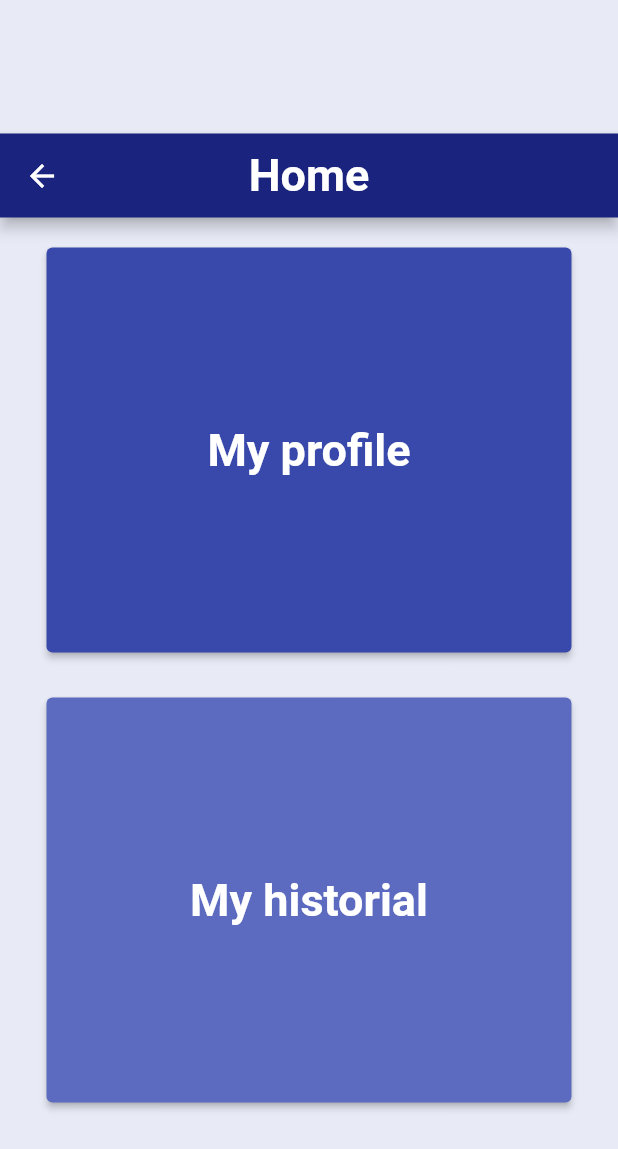
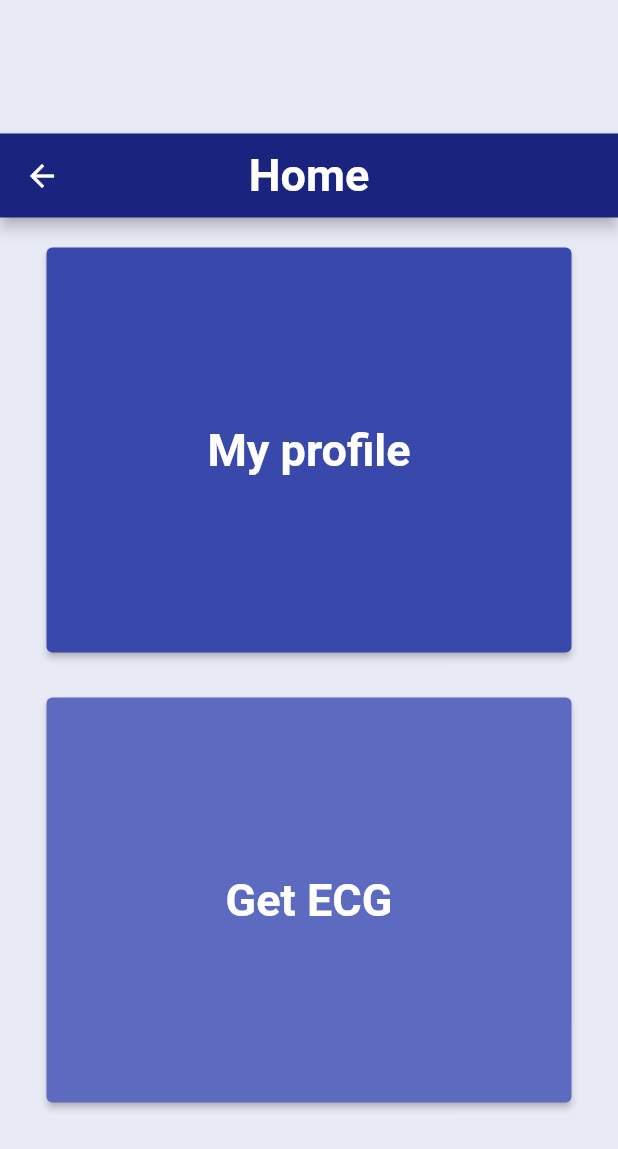
Before and after one commit to bitsxlamarato-2022/frontend-ictus, a Flutter app: the AlertWidget screen opened by its route, after a tap on "No", on a phone screen of 412 x 824 dp. Shown: the top 1149 px of the screen. Run offline on Flutter 3.47's test engine with Material 2 defaults, Android fonts, the phone set to English and light mode, and no system bars; our stand-ins replace flutter_redux, redux, redux_thunk.

Commit message:
final project

```diff
--- a/lib/connection/api.dart
+++ b/lib/connection/api.dart
@@ -37,6 +37,9 @@ class BackendAPIService {
           'id': id,
           'password': password,
         }));
+    print(id);
+    print(password);
+    print(response.body);
     if (response.statusCode == 200) {
       bool res = jsonDecode(response.body);
       return res;
--- a/lib/home/home.dart
+++ b/lib/home/home.dart
@@ -57,7 +57,7 @@ class HomeWidget extends StatelessWidget {
                   onPressed: goHistory,
                   child: const Center(
                     child: Text(
-                      "My historial",
+                      "Get ECG",
                       style: TextStyle(fontSize: 30, fontWeight: FontWeight.bold, color: Colors.white),
                     ),
 
--- a/lib/login/store.dart
+++ b/lib/login/store.dart
@@ -10,8 +10,8 @@ class LoginState {
   final TextEditingController fieldTextController;
 
   LoginState.init()
-      : id = "string",
-        pass = "",
+      : id = "test1",
+        pass = "miaumiau",
         log_err = false,
         fieldTextController = TextEditingController();
 
@@ -34,12 +34,14 @@ AppState loginReducer(AppState prev, AppAction action) {
       return prev.copy(loginState: prev.loginState.copy(log_err: false));
     case ChangeNameAction:
       var newAction = (action as ChangeNameAction);
-
+      print("CHANGENAME:" + newAction.variable);
       return prev.copy(
           loginState: prev.loginState.copy(id: newAction.variable));
 
     case ChangePassAction:
       var newAction = (action as ChangePassAction);
+      print("CHANGEPASS:" + newAction.variable);
+
       print(action.variable);
       return prev.copy(
           loginState: prev.loginState.copy(pass: newAction.variable));
```
Also changed, not shown: lib/connection/actions.dart (+8 -9 lines).
